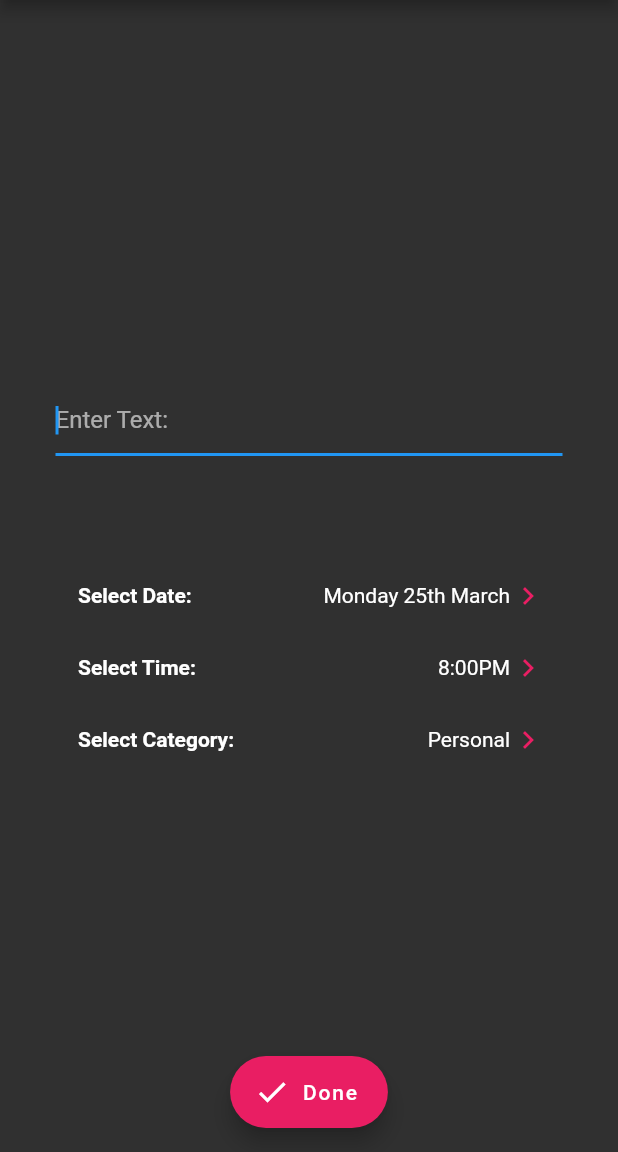
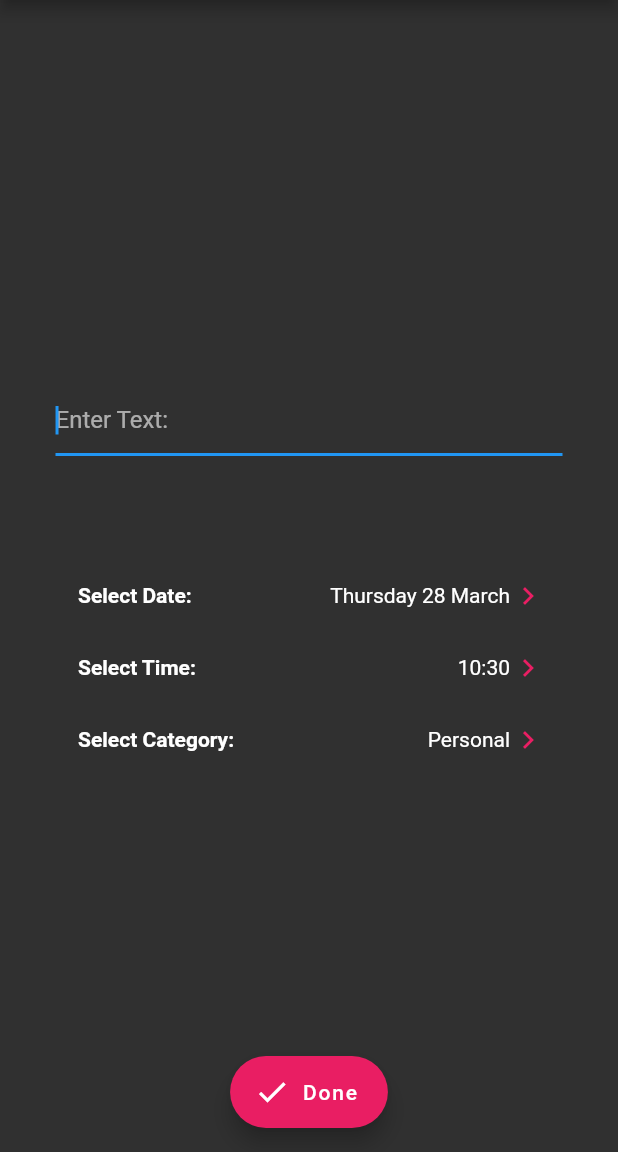
Before and after one commit to bradwindy/reminderplus, a Flutter app: the screen it shows after launch, after a tap on "Add Reminder", on a phone screen of 412 x 824 dp, the part 84-1236 px from its top. Run offline on Flutter 3.47's test engine with Material 2 defaults, Android fonts, the phone set to English and light mode, and no system bars; our stand-ins replace sqflite; accounts and stored records are empty.

Commit message:
Date and time pickers work now.
They save locally, and time/date are displayed in list, though not perfect.

Text save does not work if the user has not selected a date or time, so to fix this, have an if null check or something?

Also need to have and option where the user doesn't need to choose a date or time, could do this by setting the date and time values to null first rather than to the current time?

```diff
--- a/lib/add_reminder_page.dart
+++ b/lib/add_reminder_page.dart
@@ -18,18 +18,17 @@ class AddReminderPage extends StatefulWidget {
 
 class _AddReminderPageState extends State<AddReminderPage>{
   final editReminderText = TextEditingController();
-
   DateTime selectedDate;
   TimeOfDay selectedTime;
+  String selectedCategory;
+  DateTime finalDate;
+  String saveText = "";
+  bool prevInit = false;
 
-  List monthList = ["Jan", "Feb", "March", "April", "May", "June", "July", "Aug", "Sept", "Oct", "Nov", "Dec"];
-  List weekdayList = ["Mon", "Tue", "Wed", "Thu", "Fri", "Sat", "Sun"];
+  final FocusNode _focusNode = FocusNode();
 
-  int selectedMonth;
-  String selectedDay;
-  int selectedWeekday;
-
-  String selectedCategory = "Inbox";
+  List monthList = ["January", "February", "March", "April", "May", "June", "July", "August", "September", "October", "November", "December"];
+  List weekdayList = ["Monday", "Tuesday", "Wednesday", "Thursday", "Friday", "Saturday", "Sunday"];
 
   Future<Null> _selectDate(BuildContext context) async {
     FocusScope.of(context).requestFocus(new FocusNode());
@@ -42,13 +41,10 @@ class _AddReminderPageState extends State<AddReminderPage>{
         lastDate: DateTime(2101)
     );
 
-    /*if (picked != null && picked != selectedDate)
-      setState(() {
-        selectedDate = picked;
-        selectedMonth = selectedDate.month.toInt() - 1;
-        selectedDay = selectedDate.day.toString();
-        selectedWeekday = selectedDate.weekday.toInt() - 1;
-      });*/
+    setState(() {
+      selectedDate = picked;
+      print(selectedDate.toIso8601String());
+    });
   }
 
   Future<Null> _selectTime(BuildContext context) async {
@@ -60,26 +56,23 @@ class _AddReminderPageState extends State<AddReminderPage>{
         initialTime: selectedTime
     );
 
-    /*if (pickedTime != null && pickedTime != selectedTime)
-      setState(() {
-        selectedTime = pickedTime;
-        booking += (" " + selectedTime.hour.toString() + ":" + selectedTime.minute.toString());
-        _addTodoItem(booking);
-      });*/
+
+    setState(() {
+      selectedTime = pickedTime;
+    });
   }
 
   @override
   Widget build(BuildContext context) {
-    if (!widget.isEdit) {
+    if (!widget.isEdit && widget.reminder == null) {
       //So I can build buttons with these default values
-      widget.reminder= new Reminder("", DateTime.now(), "Inbox");
+      widget.reminder = new Reminder("", DateTime.now().millisecondsSinceEpoch, "Inbox");
+      selectedDate = new DateTime.fromMillisecondsSinceEpoch(widget.reminder.date);
+      selectedTime = new TimeOfDay(hour: selectedDate.hour, minute: selectedDate.minute);
     }
 
-    editReminderText.text = widget.reminder.text;
-    selectedDate = widget.reminder.date;
-
-    // TODO construct time from date here here
-
+    editReminderText.text = saveText;
+    selectedCategory = widget.reminder.category;
 
     return new Scaffold(
       appBar: new AppBar(
@@ -112,8 +105,8 @@ class _AddReminderPageState extends State<AddReminderPage>{
                         },
                         child: Row( // Replace with a Row for horizontal icon + text
                           children: <Widget>[
-                            // TODO FORMAT DATE HERE FROM SELECTED DATE
-                            Text("Monday 25th March",
+                            //day number month
+                            Text(weekdayList[selectedDate.weekday-1] + " " + selectedDate.day.toString() + " " + monthList[selectedDate.month-1],
                               style: TextStyle(fontWeight: FontWeight.normal),
                             ),
                             Icon(Icons.keyboard_arrow_right, color: Colors.pink),
@@ -127,7 +120,7 @@ class _AddReminderPageState extends State<AddReminderPage>{
                   Row(
                     mainAxisAlignment: MainAxisAlignment.spaceBetween,
                     children: <Widget>[
-                      Text('Select Time: ',
+                      Text("Select Time:",
                         style: TextStyle(fontWeight: FontWeight.bold),
                       ),
                       MaterialButton(
@@ -136,8 +129,7 @@ class _AddReminderPageState extends State<AddReminderPage>{
                         },
                         child: Row( // Replace with a Row for horizontal icon + text
                           children: <Widget>[
-                            // TODO FORMAT TIME HERE FROM SELECTED TIME
-                            Text("8:00PM",
+                            Text(selectedTime.hour.toString() + ":" + selectedTime.minute.toString(),
                               style: TextStyle(fontWeight: FontWeight.normal),
                             ),
                             Icon(Icons.keyboard_arrow_right, color: Colors.pink),
@@ -182,6 +174,11 @@ class _AddReminderPageState extends State<AddReminderPage>{
 
       floatingActionButton: FloatingActionButton.extended(
         onPressed: () => {
+        finalDate = new DateTime(selectedDate.year, selectedDate.month, selectedDate.day, selectedTime.hour, selectedTime.minute),
+        //TODO this line below does not work if the user has not selected a date or time, so to fix this,
+        // need to have and option where the user doesn't need to choose a date or time
+        // could do this by setting the date and time values to null first rather than to the current time?
+        widget.reminder = new Reminder(saveText, finalDate.millisecondsSinceEpoch, selectedCategory),
         addRecord(widget.isEdit, widget.reminder),
         Navigator.pop(context),
         },
@@ -196,8 +193,9 @@ class _AddReminderPageState extends State<AddReminderPage>{
     String inputBoxName, TextEditingController inputBoxController) {
     var textBtn = new Padding(
       padding: const EdgeInsets.all(5.0),
-      child: new TextFormField(
+      child: new TextField(
         controller: inputBoxController,
+        focusNode: _focusNode,
         decoration: new InputDecoration(
           hintText: inputBoxName,
         ),
@@ -208,37 +206,8 @@ class _AddReminderPageState extends State<AddReminderPage>{
     return textBtn;
   }
 
-  Widget getAppBorderButton(String buttonLabel, EdgeInsets margin) {
-    var loginBtn = new Container(
-      margin: margin,
-      padding: EdgeInsets.all(8.0),
-      alignment: FractionalOffset.center,
-
-      decoration: new BoxDecoration(
-        border: Border.all(color: const Color(0xFF28324E)),
-        borderRadius: new BorderRadius.all(const Radius.circular(6.0)),
-      ),
-
-      child: new Text(
-        buttonLabel,
-        style: new TextStyle(
-          color: const Color(0xFF28324E),
-          fontSize: 20.0,
-          fontWeight: FontWeight.w300,
-          letterSpacing: 0.3,
-        ),
-      ),
-    );
-    return loginBtn;
-  }
-
   Future addRecord(bool isEdit, Reminder reminder) async {
     var db = new DatabaseHelper();
-
-    //TODO ADD SELECTED TIME TO DATE HERE
-    //TODO check these work
-    var reminder = new Reminder(editReminderText.text, selectedDate, selectedCategory);
-
     if (isEdit){
       reminder.setReminderId(widget.reminder.id);
       await db.update(reminder);
@@ -246,4 +215,15 @@ class _AddReminderPageState extends State<AddReminderPage>{
       await db.saveReminder(reminder);
     }
   }
+
+  @override
+  void initState() {
+    super.initState();
+    _focusNode.addListener(() {
+      if (!_focusNode.hasFocus) {
+        saveText = editReminderText.text;
+        print(saveText);
+      }
+    });
+  }
 }
--- a/lib/database/database_helper.dart
+++ b/lib/database/database_helper.dart
@@ -27,7 +27,7 @@ class DatabaseHelper {
 
   void _onCreate(Database db, int version) async {
     await db.execute(
-        "CREATE TABLE Reminders(id INTEGER PRIMARY KEY, text TEXT, date DATE, category TEXT)");
+        "CREATE TABLE Reminders(id INTEGER PRIMARY KEY, text TEXT, date INTEGER, category TEXT)");
   }
 
   Future<int> saveReminder(Reminder reminder) async {
@@ -42,8 +42,7 @@ class DatabaseHelper {
     List<Reminder> reminders = new List();
 
     for (int i = 0; i < list.length; i++) {
-      var reminder =
-        new Reminder(list[i]["text"],list[i]["date"],list[i]["category"]);
+      var reminder = new Reminder(list[i]["text"],list[i]["date"],list[i]["category"]);
       reminder.setReminderId(list[i]["id"]);
       reminders.add(reminder);
     }
--- a/lib/database/model/reminder.dart
+++ b/lib/database/model/reminder.dart
@@ -2,7 +2,7 @@ class Reminder {
 
   int id;
   String _text;
-  DateTime _date;
+  int _date;
   String _category;
 
   Reminder(this._text, this._date, this._category);
@@ -14,7 +14,7 @@ class Reminder {
   }
 
   String get text => _text;
-  DateTime get date => _date;
+  int get date => _date;
   String get category => _category;
 
   Map<String, dynamic> toMap() {
```
Also changed, not shown: lib/list.dart (+10 -0 lines).
